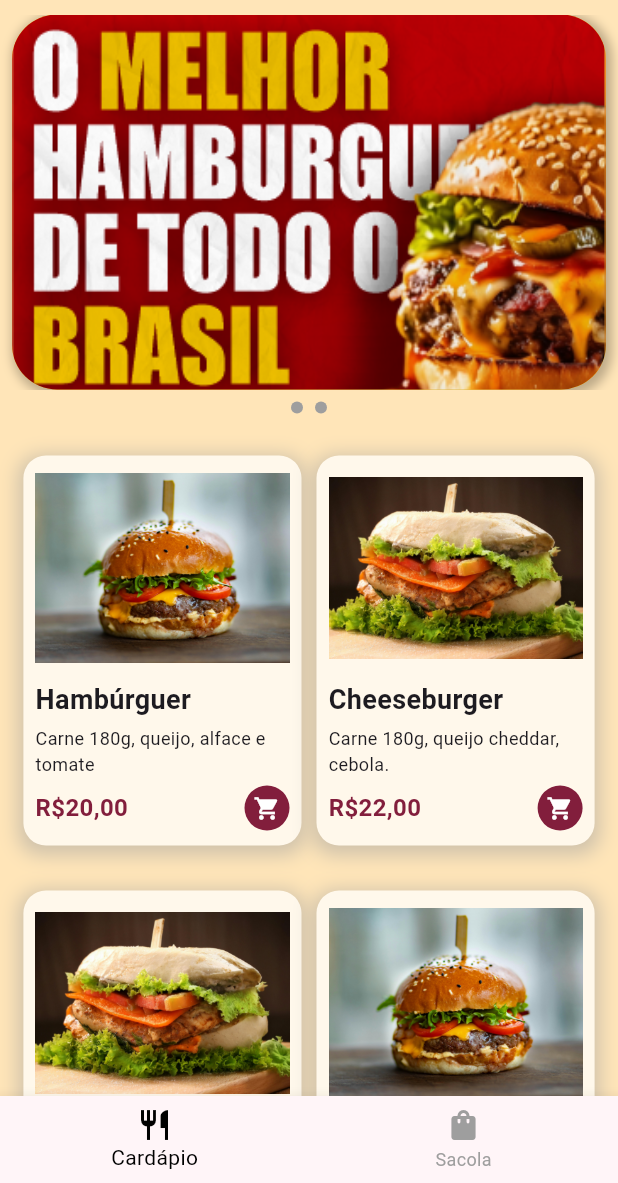
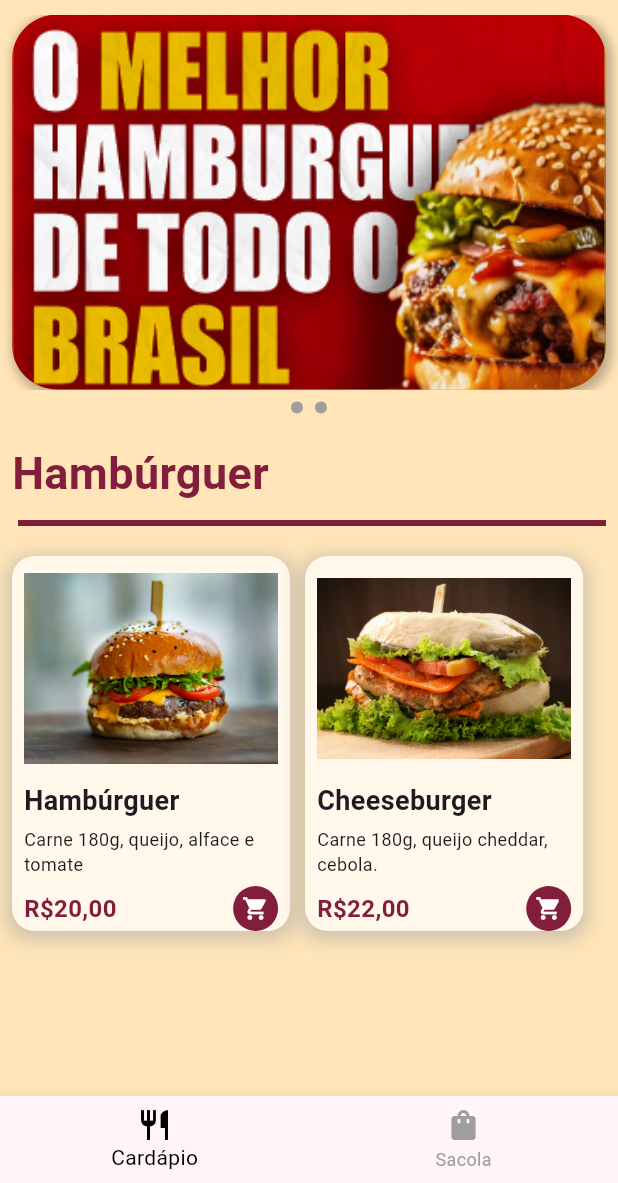
Before and after one commit to Gabriel-Victor03/appdelivery, a Flutter app: the screen it shows after launch, on a phone screen of 412 x 824 dp, the part 53-1236 px from its top. Run offline on Flutter 3.47's test engine with Material 3 defaults, Android fonts, the phone set to English and light mode, and no system bars; drawn by our look-alikes of carousel_slider; our stand-ins replace parse_server_sdk_flutter; network calls fail.

Commit message:
titulo de sessão de card

```diff
--- a/lib/view/components/my_cards.dart
+++ b/lib/view/components/my_cards.dart
@@ -14,31 +14,42 @@ class MyCards extends StatelessWidget {
       'image': 'assets/images/burguer2.jpg',
       'preco': 'R\$22,00',
     },
-    {
-      'title': 'Cheeseburger',
-      'description': 'Carne 180g, queijo cheddar, cebola.',
-      'image': 'assets/images/burguer2.jpg',
-      'preco': 'R\$22,00',
-    },
-    {
-      'title': 'Cheeseburger',
-      'description': 'Carne 180g, queijo cheddar, cebola.',
-      'image': 'assets/images/burguer1.jpg',
-      'preco': 'R\$22,00',
-    },
+    // Adicione mais produtos conforme necessário
   ];
 
   @override
   Widget build(BuildContext context) {
-    return Padding(
+    return SingleChildScrollView(
       padding: const EdgeInsets.all(8.0),
-      child: Wrap(
+      child: Column(
+        crossAxisAlignment: CrossAxisAlignment.start,
+        children: [
+          // Título da categoria
+          Text(
+            'Hambúrguer',
+            style: TextStyle(
+              fontSize: 30,
+              fontWeight: FontWeight.bold,
+              color: Color.fromARGB(255, 130, 30, 60),
+            ),
+          ),
+          SizedBox(height: 10),
+
+          // Linha vertical
+          Container(
+            width: double.infinity,
+            height: 4,
+            color: Color.fromARGB(255, 130, 30, 60),
+            margin: EdgeInsets.only(left: 4, bottom: 10),
+          ),
+
+          // Cards de produtos
+          Wrap(
             spacing: 10,
             runSpacing: 10,
             children: products.map((product) {
               return Container(
-            width:
-                MediaQuery.of(context).size.width * 0.45, // Largura responsiva
+                width: MediaQuery.of(context).size.width * 0.45,
                 margin: const EdgeInsets.symmetric(vertical: 10),
                 decoration: BoxDecoration(
                   color: Color.fromARGB(255, 255, 248, 235),
@@ -64,7 +75,8 @@ class MyCards extends StatelessWidget {
                       ),
                       Text(
                         product['title']!,
-                    style: TextStyle(fontSize: 18, fontWeight: FontWeight.bold),
+                        style: TextStyle(
+                            fontSize: 18, fontWeight: FontWeight.bold),
                       ),
                       SizedBox(height: 4),
                       Text(
@@ -84,8 +96,8 @@ class MyCards extends StatelessWidget {
                             ),
                           ),
                           Container(
-                        width: 30, // Ajusta a largura do botão
-                        height: 30, // Ajusta a altura do botão
+                            width: 30,
+                            height: 30,
                             decoration: BoxDecoration(
                               color: Color.fromARGB(255, 130, 30, 60),
                               shape: BoxShape.circle,
@@ -105,14 +117,15 @@ class MyCards extends StatelessWidget {
                             ),
                           ),
                         ],
-                  ),
-                  SizedBox(height: 10),
+                      )
                     ],
                   ),
                 ),
               );
             }).toList(),
           ),
+        ],
+      ),
     );
   }
 }
```
Lines whose indentation alone changed are shown as unchanged.
